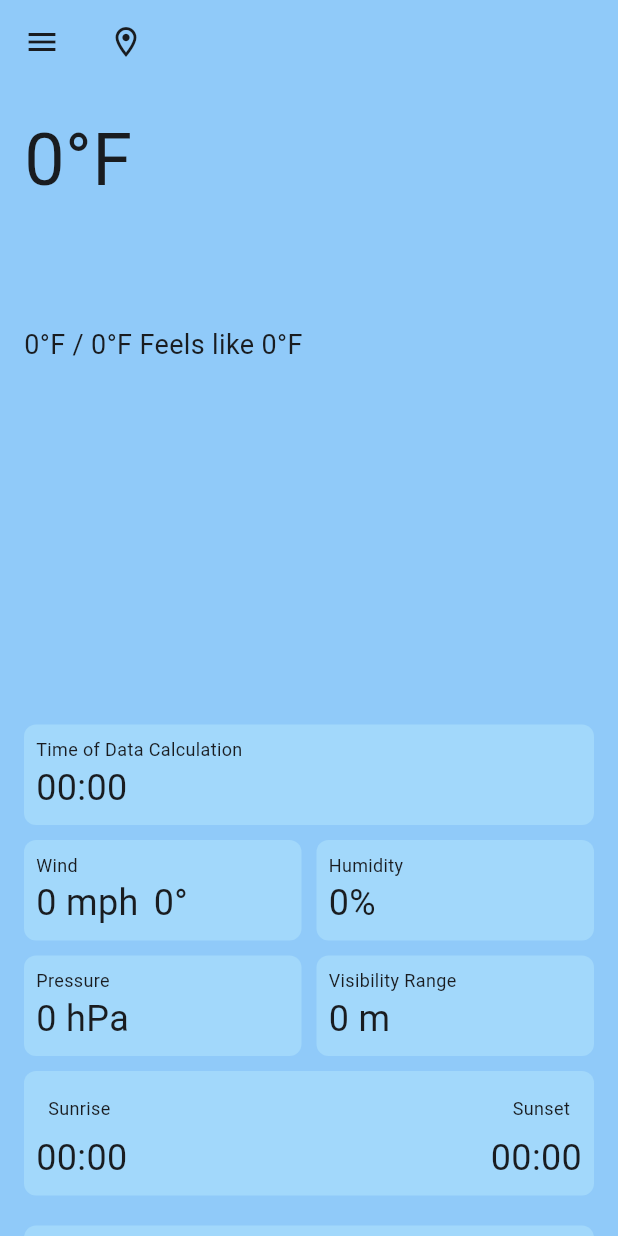
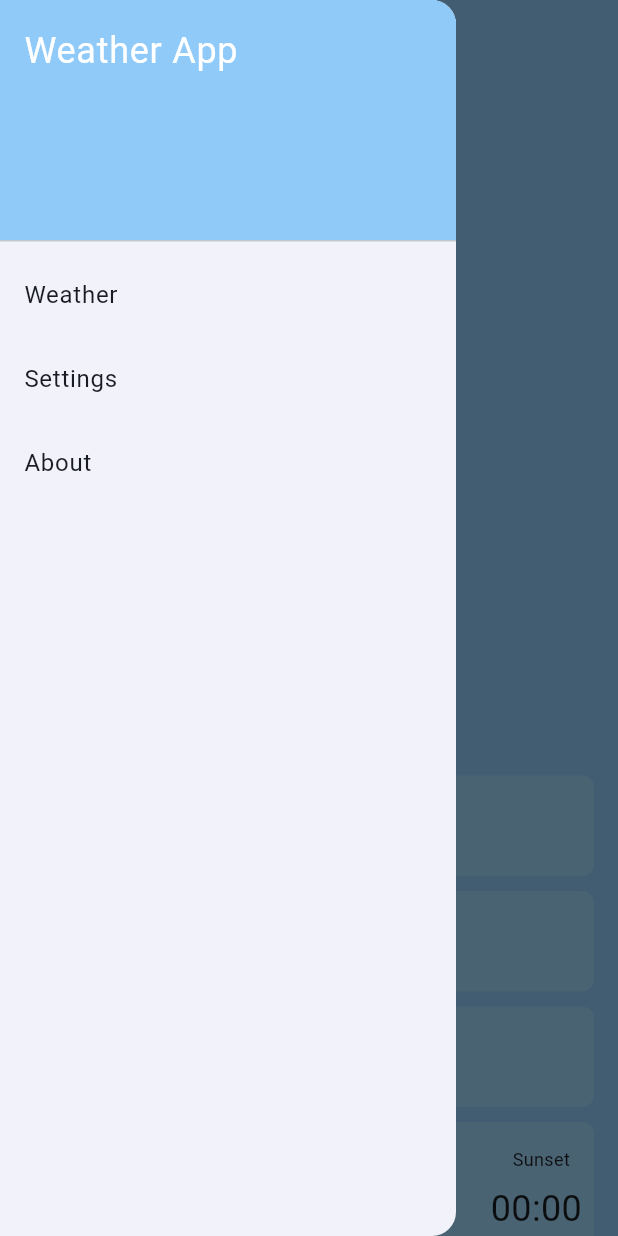
Before and after one commit to jsierradiaz/weather-mobile-app, a Flutter app: the screen it shows after launch, with the side drawer open (before the commit the screen has no drawer), on a phone screen of 412 x 824 dp. Run offline on Flutter 3.47's test engine with Material 3 defaults, Android fonts, the phone set to English and light mode, and no system bars; our stand-ins replace flutter_dotenv, location.

Commit message:
Added drawer with possible sections. (#3)
* Started Drawer Feat.

* Basic Drawer is done.

* Added city name.

```diff
--- a/lib/main.dart
+++ b/lib/main.dart
@@ -1,7 +1,6 @@
 import 'package:flutter/material.dart';
 import 'package:flutter_dotenv/flutter_dotenv.dart';
-
-import 'package:weather_mobile_app/screens/weather.dart';
+import 'package:weather_mobile_app/screens/tabs_screen.dart';
 
 final theme = ThemeData(
   useMaterial3: true,
@@ -27,10 +26,9 @@ class MyApp extends StatelessWidget {
   @override
   Widget build(BuildContext context) {
     return MaterialApp(
-      debugShowCheckedModeBanner: false,
-      title: 'Flutter Demo',
-      theme: theme,
-      home: const Weather(),
-    );
+        debugShowCheckedModeBanner: false,
+        title: 'Flutter Demo',
+        theme: theme,
+        home: const TabsScreen());
   }
 }
--- /dev/null
+++ b/lib/screens/tabs_screen.dart
@@ -0,0 +1,68 @@
+import 'package:flutter/material.dart';
+import 'package:weather_mobile_app/screens/about_screen.dart';
+import 'package:weather_mobile_app/screens/settings_screen.dart';
+import 'package:weather_mobile_app/screens/weather.dart';
+import 'package:weather_mobile_app/widgets/main_drawer.dart';
+
+class TabsScreen extends StatefulWidget {
+  const TabsScreen({Key? key}) : super(key: key);
+  @override
+  TabsScreenState createState() => TabsScreenState();
+}
+
+class TabsScreenState extends State<TabsScreen> {
+  Widget activeScreen = const Weather();
+  String title = 'Weather App';
+
+  void _setScreen(String screen) {
+    Navigator.of(context).pop();
+
+    // switch statement to set the active screen
+    switch (screen) {
+      case 'WeatherScreen':
+        title = 'Weather App';
+        setState(() {
+          activeScreen = const Weather();
+        });
+        break;
+      case 'SettingsScreen':
+        title = 'Settings';
+        setState(() {
+          activeScreen = const SettingsScreen();
+        });
+        break;
+      case 'AboutScreen':
+        title = 'About';
+        setState(() {
+          activeScreen = const AboutScreen();
+        });
+        break;
+      default:
+        title = 'Weather App';
+        setState(() {
+          activeScreen = const Weather();
+        });
+    }
+  }
+
+  @override
+  Widget build(BuildContext context) {
+    return Scaffold(
+      appBar: AppBar(
+        backgroundColor: Theme.of(context).colorScheme.primary,
+        title: Row(
+          children: [
+            Text(
+              title,
+              style: const TextStyle(
+                fontSize: 24,
+              ),
+            ),
+          ],
+        ),
+      ),
+      drawer: MainDrawer(onSelectedScreen: _setScreen),
+      body: activeScreen,
+    );
+  }
+}
--- a/lib/screens/weather.dart
+++ b/lib/screens/weather.dart
@@ -76,24 +76,6 @@ class _WeatherState extends State<Weather> {
   Widget build(BuildContext context) {
     return Scaffold(
       backgroundColor: Theme.of(context).colorScheme.primary,
-      appBar: AppBar(
-        backgroundColor: Theme.of(context).colorScheme.primary,
-        title: Row(
-          children: [
-            Text(
-              weatherData.cityName,
-              style: const TextStyle(
-                fontSize: 24,
-              ),
-            ),
-            const Icon(Icons.location_on_outlined),
-          ],
-        ),
-        leading: IconButton(
-          icon: const Icon(Icons.menu),
-          onPressed: () {},
-        ),
-      ),
       body: RefreshIndicator(
         key: _refreshIndicatorKey,
         onRefresh: () async {
@@ -108,6 +90,12 @@ class _WeatherState extends State<Weather> {
                   child: Column(
                     crossAxisAlignment: CrossAxisAlignment.start,
                     children: <Widget>[
+                      Text(
+                        weatherData.cityName,
+                        style: const TextStyle(
+                          fontSize: 24,
+                        ),
+                      ),
                       CurrentWeather(weather: weatherData),
                       const SizedBox(height: 20),
                       Forecast(
--- /dev/null
+++ b/lib/widgets/main_drawer.dart
@@ -0,0 +1,47 @@
+import 'package:flutter/material.dart';
+
+class MainDrawer extends StatelessWidget {
+  const MainDrawer({super.key, required this.onSelectedScreen});
+
+  final void Function(String identifier) onSelectedScreen;
+
+  @override
+  Widget build(BuildContext context) {
+    return Drawer(
+      child: ListView(
+        children: [
+          DrawerHeader(
+            decoration: BoxDecoration(
+              color: Theme.of(context).colorScheme.primary,
+            ),
+            child: const Text(
+              'Weather App',
+              style: TextStyle(
+                color: Colors.white,
+                fontSize: 24,
+              ),
+            ),
+          ),
+          ListTile(
+            title: const Text('Weather'),
+            onTap: () {
+              onSelectedScreen('WeatherScreen');
+            },
+          ),
+          ListTile(
+            title: const Text('Settings'),
+            onTap: () {
+              onSelectedScreen('SettingsScreen');
+            },
+          ),
+          ListTile(
+            title: const Text('About'),
+            onTap: () {
+              onSelectedScreen('AboutScreen');
+            },
+          ),
+        ],
+      ),
+    );
+  }
+}
```
Also changed, not shown: lib/screens/about_screen.dart (added, +11 -0 lines), lib/screens/settings_screen.dart (added, +12 -0 lines).
